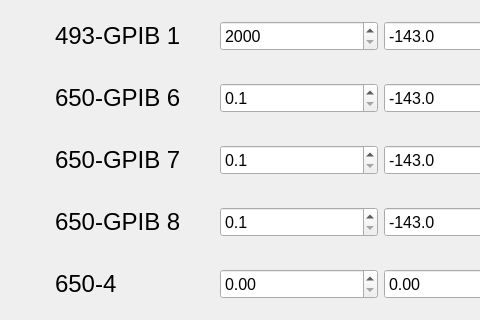
Before: the Qt Designer form lib/clients/gui/frequency_gui.ui in barium-project/barium, drawn with Qt 5; both pictures show x 0 to 480 and y 163 to 483 of the 1130 by 714 pixel window.
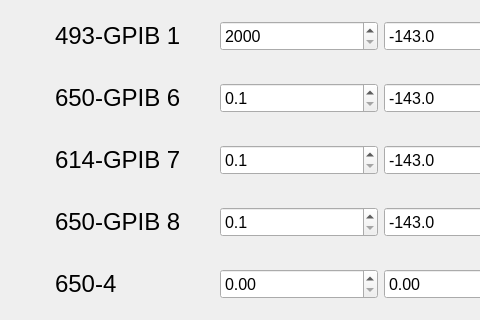
After: the same form once the commit is applied.

The edit to the form file:
```diff
--- a/lib/clients/gui/frequency_gui.ui
+++ b/lib/clients/gui/frequency_gui.ui
@@ -62,7 +62,7 @@
     <item row="4" column="0">
      <widget class="QLabel" name="label_5">
       <property name="text">
-       <string>&lt;html&gt;&lt;head/&gt;&lt;body&gt;&lt;p&gt;&lt;span style=&quot; font-size:18pt;&quot;&gt;650-GPIB 7&lt;/span&gt;&lt;/p&gt;&lt;/body&gt;&lt;/html&gt;</string>
+       <string>&lt;html&gt;&lt;head/&gt;&lt;body&gt;&lt;p&gt;&lt;span style=&quot; font-size:18pt;&quot;&gt;614-GPIB 7&lt;/span&gt;&lt;/p&gt;&lt;/body&gt;&lt;/html&gt;</string>
       </property>
      </widget>
     </item>
```
Left out of the diff: 2 changed lines with no effect on the pictures.
